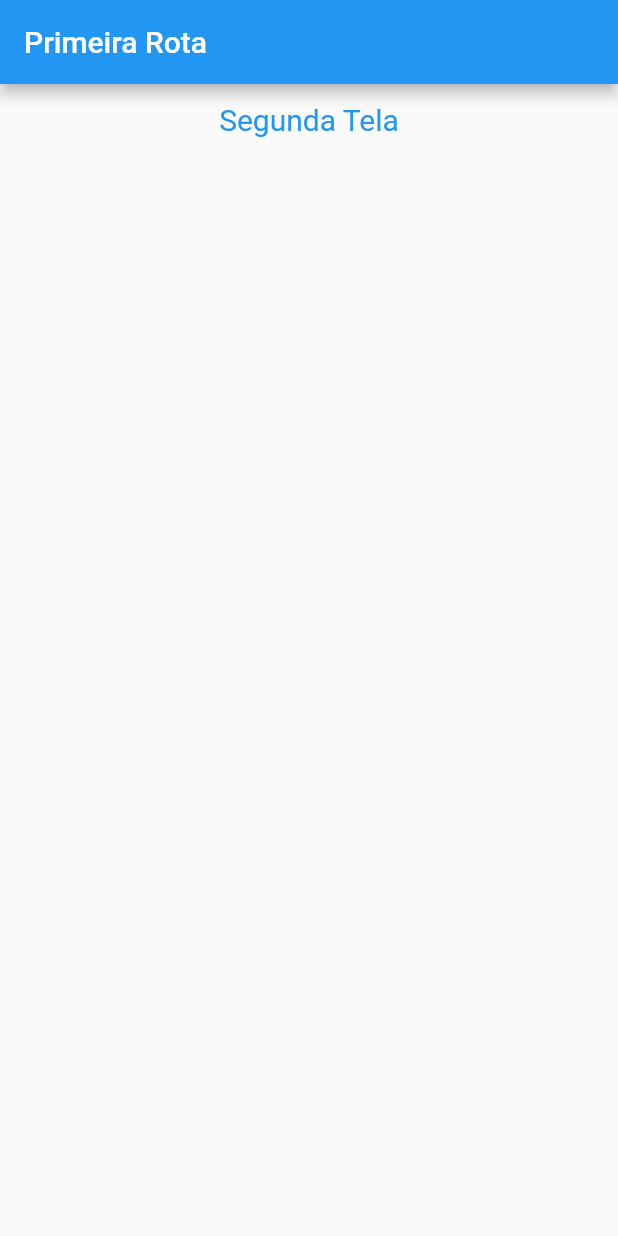
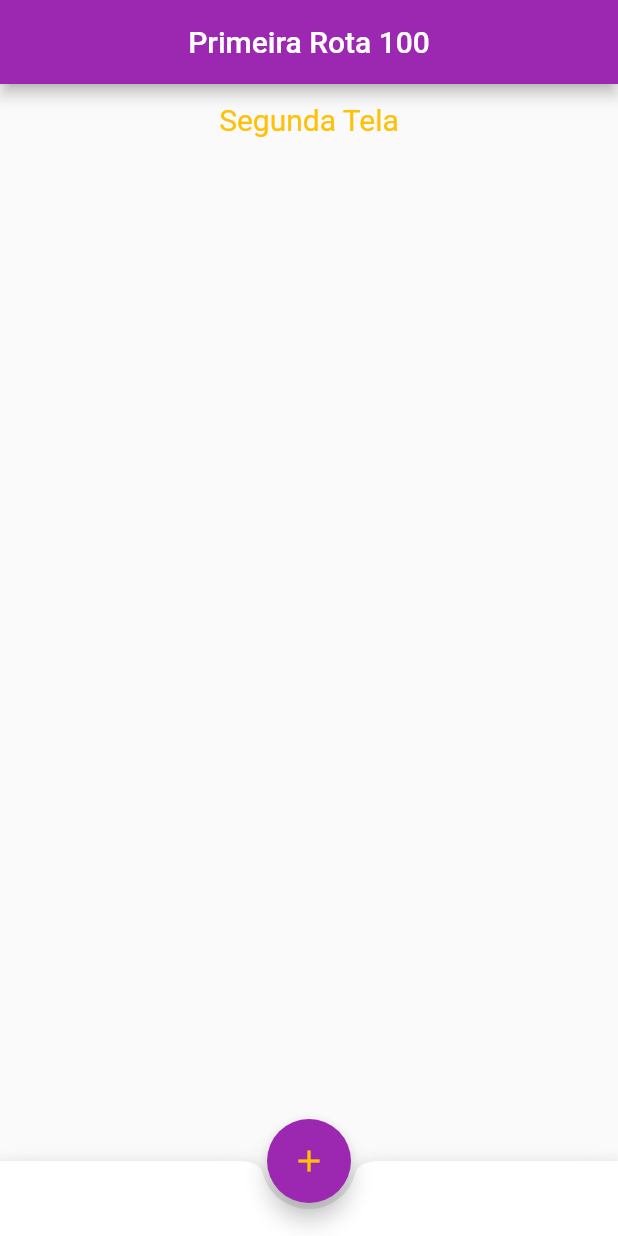
Before and after one commit to felipeprintes/flutter-first-steps, a Flutter app: the screen it shows after launch, on a phone screen of 412 x 824 dp. Run offline on Flutter 3.47's test engine with Material 2 defaults, Android fonts, the phone set to English and light mode, and no system bars.

Commit message:
testes de flutter do dia: posicionando action button no centro de um docker

```diff
--- a/lib/main.dart
+++ b/lib/main.dart
@@ -11,7 +11,7 @@ class MyApp extends StatelessWidget {
   Widget build(BuildContext context) {
     return MaterialApp(
       title: 'Estudo sobre navegação',
-      theme: ThemeData(primarySwatch: Colors.blue),
+      theme: ThemeData(primarySwatch: Colors.amber),
       home: PrimeiraRota(),
     );
   }
@@ -20,11 +20,15 @@ class MyApp extends StatelessWidget {
 class PrimeiraRota extends StatelessWidget {
   const PrimeiraRota({Key? key}) : super(key: key);
 
+  static const _myTitle = "Primeira Rota 100";
+
   @override
   Widget build(BuildContext context) {
     return Scaffold(
       appBar: AppBar(
-        title: Text('Primeira Rota'),
+        centerTitle: true,
+        backgroundColor: Colors.purple,
+        title: Text(_myTitle, style: TextStyle(color: Colors.white),),
       ),
       body: Center(
         child: Column(
@@ -32,14 +36,29 @@ class PrimeiraRota extends StatelessWidget {
             TextButton(
                 style: TextButton.styleFrom(textStyle: TextStyle(fontSize: 20)),
                 onPressed: () {
-                  Navigator.push(
-                      context,
+                  Navigator.push(context,
                       MaterialPageRoute(builder: (context) => SegundaRota()));
                 },
                 child: Text('Segunda Tela'))
           ],
         ),
       ),
+      bottomNavigationBar: BottomAppBar(
+        shape: const CircularNotchedRectangle(),
+        child: Container(height: 50.0),
+      ),
+      floatingActionButton: FloatingActionButton(
+        backgroundColor: Colors.purple,
+        onPressed: () {
+          print('Recebi uma ação direto do telefone');
+        },
+        tooltip: ('O que isso faz?'),
+        child: const Icon(
+          Icons.add,
+          color: Colors.amber,
+        ),
+      ),
+      floatingActionButtonLocation: FloatingActionButtonLocation.centerDocked,
     );
   }
 }
@@ -50,15 +69,15 @@ class SegundaRota extends StatelessWidget {
   @override
   Widget build(BuildContext context) {
     return Scaffold(
-      appBar: AppBar(
-          title: Text('Segunda Rota')
-      ),
+      appBar: AppBar(title: Text('Segunda Rota')),
       body: Center(
         child: Column(
           children: [
-            TextButton(onPressed: () {
-              Navigator.pop(context);
-            }, child: Text('Votlar para PRIMEIRA ROTA'))
+            TextButton(
+                onPressed: () {
+                  Navigator.pop(context);
+                },
+                child: Text('Votlar para PRIMEIRA ROTA'))
           ],
         ),
       ),
```
